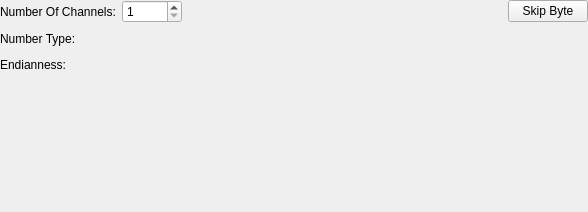
The window that src/binarystreamreadersettings.ui (AlexanderAmelkin/SerialPlot) describes before a commit, drawn with Qt 5.
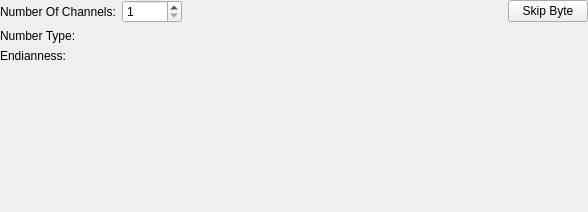
The same window after the commit. Custom widgets are drawn as their Qt base class.

Commit message: use form layout in binary reader settings widget for consistency

What changed in the file:
```diff
--- a/src/binarystreamreadersettings.ui
+++ b/src/binarystreamreadersettings.ui
@@ -83,8 +83,14 @@
     </layout>
    </item>
    <item>
-    <layout class="QHBoxLayout" name="horizontalLayout">
-     <item>
+    <layout class="QFormLayout" name="formLayout">
+     <property name="fieldGrowthPolicy">
+      <enum>QFormLayout::FieldsStayAtSizeHint</enum>
+     </property>
+     <property name="horizontalSpacing">
+      <number>3</number>
+     </property>
+     <item row="0" column="0">
       <widget class="QLabel" name="label_5">
        <property name="sizePolicy">
         <sizepolicy hsizetype="Minimum" vsizetype="Fixed">
@@ -97,34 +103,7 @@
        </property>
       </widget>
      </item>
-     <item>
-      <widget class="NumberFormatBox" name="nfBox" native="true">
-       <property name="sizePolicy">
-        <sizepolicy hsizetype="Preferred" vsizetype="Preferred">
-         <horstretch>0</horstretch>
-         <verstretch>0</verstretch>
-        </sizepolicy>
-       </property>
-      </widget>
-     </item>
-     <item>
-      <spacer name="horizontalSpacer_2">
-       <property name="orientation">
-        <enum>Qt::Horizontal</enum>
-       </property>
-       <property name="sizeHint" stdset="0">
-        <size>
-         <width>1</width>
-         <height>20</height>
-        </size>
-       </property>
-      </spacer>
-     </item>
-    </layout>
-   </item>
-   <item>
-    <layout class="QHBoxLayout" name="horizontalLayout_2">
-     <item>
+     <item row="1" column="0">
       <widget class="QLabel" name="label_6">
        <property name="sizePolicy">
         <sizepolicy hsizetype="Minimum" vsizetype="Fixed">
@@ -137,7 +116,17 @@
        </property>
       </widget>
      </item>
-     <item>
+     <item row="0" column="1">
+      <widget class="NumberFormatBox" name="nfBox" native="true">
+       <property name="sizePolicy">
+        <sizepolicy hsizetype="Preferred" vsizetype="Preferred">
+         <horstretch>0</horstretch>
+         <verstretch>0</verstretch>
+        </sizepolicy>
+       </property>
+      </widget>
+     </item>
+     <item row="1" column="1">
       <widget class="EndiannessBox" name="endiBox" native="true">
        <property name="sizePolicy">
         <sizepolicy hsizetype="Preferred" vsizetype="Preferred">
@@ -147,19 +136,6 @@
        </property>
       </widget>
      </item>
-     <item>
-      <spacer name="horizontalSpacer_3">
-       <property name="orientation">
-        <enum>Qt::Horizontal</enum>
-       </property>
-       <property name="sizeHint" stdset="0">
-        <size>
-         <width>1</width>
-         <height>20</height>
-        </size>
-       </property>
-      </spacer>
-     </item>
     </layout>
    </item>
    <item>
```
The commit also changes 1 other file.
